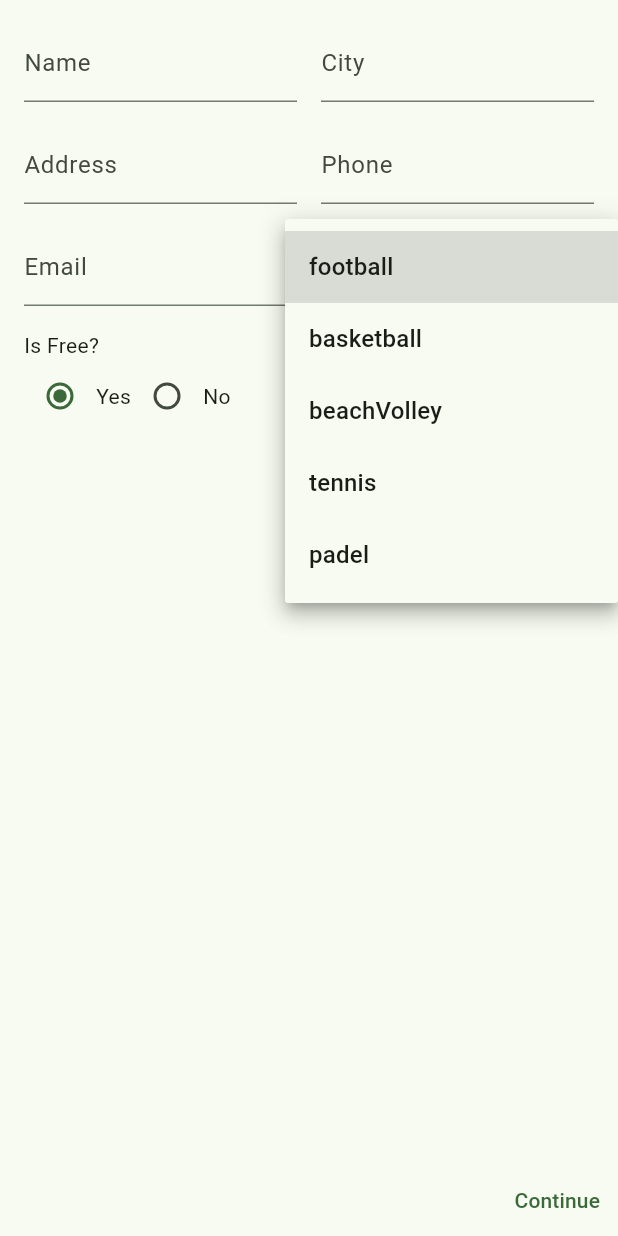
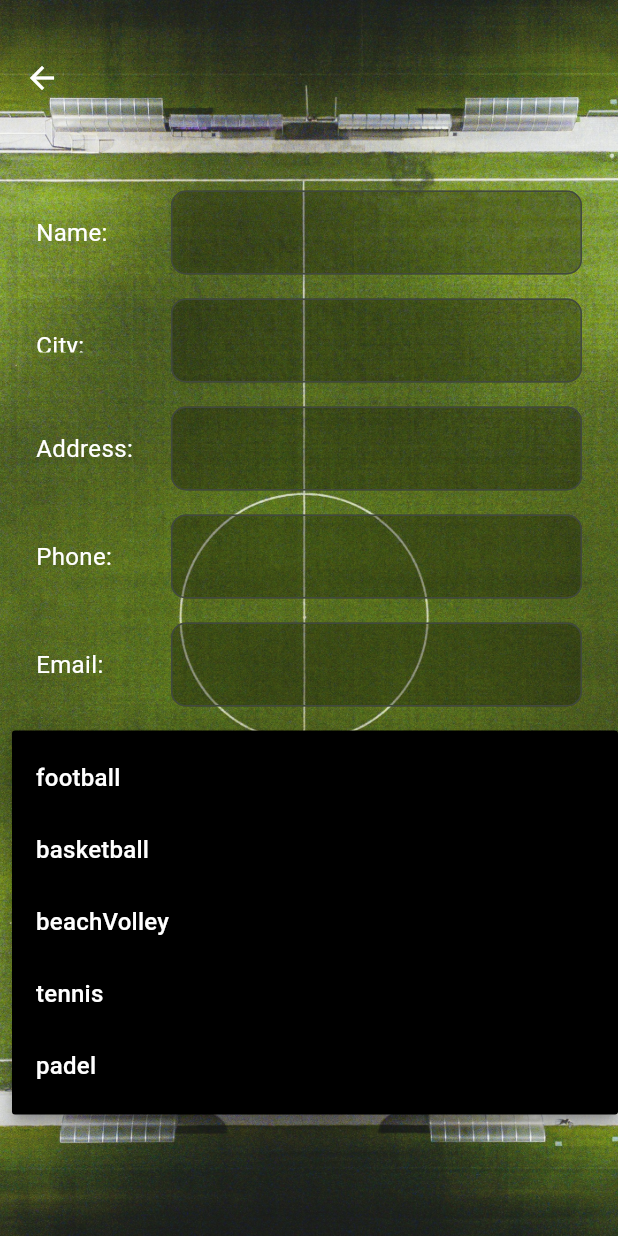
Before and after one commit to 24luca24/Find-The-Pitch, a Flutter app: the AddFieldScreen screen opened directly, after a tap on "Pitch Type", on a phone screen of 412 x 824 dp. Run offline on Flutter 3.47's test engine with Material 3 defaults, Android fonts, the phone set to English and light mode, and no system bars; our stand-ins replace flutter_dotenv, flutter_map, geolocator, image_picker, latlong2, logger and 1 more; accounts and stored records are empty.

Commit message:
Improving layout and fixing some logic issues. Still not perfect and not working as intended

```diff
--- a/frontend/lib/design/add_field_design.dart
+++ b/frontend/lib/design/add_field_design.dart
@@ -4,10 +4,15 @@ import 'package:frontend/constants/area_type.dart';
 import 'package:frontend/constants/pitch_type.dart';
 import 'package:frontend/constants/surface_type.dart';
 
+import '../constants/image_path.dart';
+import '../widgets/primary_button.dart';
+
 class MandatoryFieldsForm extends StatelessWidget {
   final GlobalKey<FormState> formKey;
 
   //Mandatory Fields
+  final VoidCallback onContinuePressed;
+  final VoidCallback onBackPressed;
   final TextEditingController nameController;
   final Widget Function() autocompleteCityFieldBuilder;
   final TextEditingController autocompleteCityController;
@@ -18,6 +23,7 @@ class MandatoryFieldsForm extends StatelessWidget {
   final ValueChanged<bool?> onIsFreeChanged;
   final PitchType? pitchType;
   final ValueChanged<PitchType?> onPitchTypeChanged;
+  final Widget? customCityField;
 
   const MandatoryFieldsForm({
     super.key,
@@ -32,71 +38,145 @@ class MandatoryFieldsForm extends StatelessWidget {
     required this.pitchType,
     required this.onIsFreeChanged,
     required this.onPitchTypeChanged,
+    required this.onContinuePressed,
+    required this.onBackPressed,
+    required this.customCityField,
   });
 
   @override
   Widget build(BuildContext context) {
-    return Form(
+    return Stack(
+      children: [
+        // Background
+        Opacity(
+          opacity: 0.9,
+          child: Image.asset(
+            ImagePath.background_registration, //TODO: change image
+            fit: BoxFit.cover,
+            width: double.infinity,
+            height: double.infinity,
+          ),
+        ),
+
+        // Back button
+        Positioned(
+          top: 40,
+          left: 16,
+          child: GestureDetector(
+            onTap: onBackPressed,
+            child: const Icon(Icons.arrow_back, color: Colors.white),
+          ),
+        ),
+
+        // Form content
+        Center(
+          child: SingleChildScrollView(
+            padding: const EdgeInsets.symmetric(horizontal: 24),
+            child: ConstrainedBox(
+              constraints: const BoxConstraints(maxWidth: 450),
+              child: Form(
                 key: formKey,
-      child: SingleChildScrollView(
-        padding: const EdgeInsets.all(16),
                 child: Column(
+                  mainAxisSize: MainAxisSize.min,
                   children: [
-            GridView.count(
-              crossAxisCount: 2,
-              crossAxisSpacing: 16,
-              mainAxisSpacing: 16,
-              childAspectRatio: 3.5,
-              shrinkWrap: true,
-              physics: const NeverScrollableScrollPhysics(),
+                    _buildLabeledField("Name", nameController, validator: validatorName),
+                    customCityField ?? _buildLabeledField("City", autocompleteCityController),
+                    _buildLabeledField("Address", addressController, validator: validatorAddress),
+                    _buildLabeledField("Phone", phoneController, validator: validatorPhone),
+                    _buildLabeledField("Email", mailController, validator: validatorMail),
+                    const SizedBox(height: 12),
+
+                    _buildDropdown(),
+
+                    const SizedBox(height: 12),
+                    _buildRadioGroup(),
+
+                    const SizedBox(height: 24),
+                    PrimaryButton(
+                      text: "Continue",
+                      onPressed: () {
+                        FocusScope.of(context).unfocus(); // Hide keyboard
+                        if (formKey.currentState!.validate()) {
+                          onContinuePressed();
+                        }
+                      },
+                    ),
+                  ],
+                ),
+              ),
+            ),
+          ),
+        ),
+      ],
+    );
+  }
+
+  Widget _buildLabeledField(
+      String label,
+      TextEditingController controller, {
+        bool obscure = false,
+        String? Function(String?)? validator,
+      }) {
+    return Padding(
+      padding: const EdgeInsets.symmetric(vertical: 8),
+      child: Row(
+        crossAxisAlignment: CrossAxisAlignment.center,
         children: [
-                TextFormField(
-                  controller: nameController,
-                  decoration: const InputDecoration(labelText: 'Name'),
-                  validator: validatorName,
+          SizedBox(
+            width: 90,
+            child: Text(
+              "$label:",
+              style: const TextStyle(color: Colors.white, fontSize: 16),
             ),
-                TextFormField(
-                  controller: autocompleteCityController,
-                  decoration: const InputDecoration(labelText: 'City'),
-                  validator: validatorAutocompletionCity,
           ),
-                TextFormField(
-                  controller: addressController,
-                  decoration: const InputDecoration(labelText: 'Address'),
-                  validator: validatorAddress,
+          Expanded(
+            child: TextFormField(
+              controller: controller,
+              obscureText: obscure,
+              validator: validator,
+              autovalidateMode: AutovalidateMode.onUserInteraction,
+              style: const TextStyle(color: Colors.white),
+              decoration: InputDecoration(
+                filled: true,
+                fillColor: Colors.black.withOpacity(0.3),
+                border: OutlineInputBorder(
+                  borderRadius: BorderRadius.circular(10),
                 ),
-                TextFormField(
-                  controller: phoneController,
-                  decoration: const InputDecoration(labelText: 'Phone'),
-                  validator: validatorPhone,
               ),
-                TextFormField(
-                  controller: mailController,
-                  decoration: const InputDecoration(labelText: 'Email'),
-                  validator: validatorMail,
             ),
-                DropdownButtonFormField<PitchType>(
+          ),
+        ],
+      ),
+    );
+  }
+
+  Widget _buildDropdown() {
+    return DropdownButtonFormField<PitchType>(
       value: pitchType,
-                  decoration: const InputDecoration(labelText: 'Pitch Type'),
+      dropdownColor: Colors.black,
+      decoration: InputDecoration(
+        labelText: "Pitch Type",
+        labelStyle: const TextStyle(color: Colors.white),
+        filled: true,
+        fillColor: Colors.black.withOpacity(0.3),
+        border: OutlineInputBorder(borderRadius: BorderRadius.circular(10)),
+      ),
       items: PitchType.values.map((type) {
         return DropdownMenuItem(
           value: type,
-                      child: Text(type.name),
+          child: Text(type.name, style: const TextStyle(color: Colors.white)),
         );
       }).toList(),
       onChanged: onPitchTypeChanged,
-                  validator: (value) =>
-                  value == null ? 'Select pitch type' : null,
-                ),
-              ],
-            ),
-            const SizedBox(height: 16),
-            Align(
-              alignment: Alignment.centerLeft,
-              child: Column(
+      validator: (value) => value == null ? 'Select pitch type' : null,
+    );
+  }
+
+  Widget _buildRadioGroup() {
+    return Column(
       crossAxisAlignment: CrossAxisAlignment.start,
       children: [
-                  const Text('Is Free?'),
+        const Text('Is Free?', style: TextStyle(color: Colors.white)),
         Row(
           children: [
             Radio<bool>(
@@ -104,25 +184,23 @@ class MandatoryFieldsForm extends StatelessWidget {
               groupValue: isFree,
               onChanged: onIsFreeChanged,
             ),
-                      const Text('Yes'),
+            const Text('Yes', style: TextStyle(color: Colors.white)),
             Radio<bool>(
               value: false,
               groupValue: isFree,
               onChanged: onIsFreeChanged,
             ),
-                      const Text('No'),
+            const Text('No', style: TextStyle(color: Colors.white)),
           ],
         ),
       ],
-              ),
-            ),
-          ],
-        ),
-      ),
     );
   }
 }
 
+  //VALIDATORS
+
+    //Name
     String? validatorName(String? name) {
       if (name == null || name
           .trim()
@@ -132,6 +210,7 @@ class MandatoryFieldsForm extends StatelessWidget {
       return null;
     }
 
+    //City
     String? validatorAutocompletionCity(String? city) {
       if (city == null || city
           .trim()
@@ -141,6 +220,7 @@ class MandatoryFieldsForm extends StatelessWidget {
       return null;
     }
 
+    //Address
     String? validatorAddress(String? address) {
       if (address == null || address
           .trim()
@@ -154,6 +234,7 @@ class MandatoryFieldsForm extends StatelessWidget {
       return null;
     }
 
+    //Phone
     String? validatorPhone(String? phone) {
       if (phone == null || phone
           .trim()
@@ -169,7 +250,7 @@ class MandatoryFieldsForm extends StatelessWidget {
       return null;
     }
 
-
+    //Mail
     String? validatorMail(String? mail) {
       if (mail == null || mail
           .trim()
@@ -389,7 +470,29 @@ class OptionalFieldsForm extends StatelessWidget {
             ),
 
             const SizedBox(height: 24),
-            // The submit button should be in your screen widget for better control
+
+            // Buttons Row: Back and Save
+            Row(
+              mainAxisAlignment: MainAxisAlignment.spaceBetween,
+              children: [
+                IconButton(
+                  icon: const Icon(Icons.arrow_back),
+                  onPressed: () => Navigator.pop(context),
+                  tooltip: 'Back',
+                ),
+                ElevatedButton(
+                  onPressed: () {
+                    if (formKey.currentState!.validate()) {
+                      // Save logic here or callback to parent
+                      ScaffoldMessenger.of(context).showSnackBar(
+                        SnackBar(content: Text('Optional fields saved')),
+                      );
+                    }
+                  },
+                  child: const Text('Save'),
+                ),
+              ],
+            ),
           ],
         ),
       ),
--- a/frontend/lib/design/welcome_design.dart
+++ b/frontend/lib/design/welcome_design.dart
@@ -39,7 +39,7 @@ class WelcomeDesign extends StatelessWidget {
                 const Text(
                   "Welcome to Find the Pitch!",
                   style: TextStyle(
-                    fontSize: 56,
+                    fontSize: 40,
                     fontWeight: FontWeight.bold,
                     color: Colors.white,
                     shadows: [
--- a/frontend/lib/main.dart
+++ b/frontend/lib/main.dart
@@ -1,14 +1,14 @@
 import 'package:flutter/material.dart';
-import 'package:frontend/screens/register_screen.dart';
+import 'package:flutter_dotenv/flutter_dotenv.dart'; // <-- Important
 import 'package:frontend/screens/welcome_screen.dart';
 
-void main() {
+Future<void> main() async {
+  WidgetsFlutterBinding.ensureInitialized();
+  await dotenv.load(); // <-- Ensure this is called BEFORE accessing env vars
 
-  //Function that lunch the app -> takes a widget (UI component) and renders it on the screen
   runApp(const MyApp());
 }
 
-//StateLess Widget -> its content does not change
 class MyApp extends StatelessWidget {
   const MyApp({super.key});
 
--- a/frontend/lib/screens/add_field_screen.dart
+++ b/frontend/lib/screens/add_field_screen.dart
@@ -21,7 +21,7 @@ class _AddFieldScreenState extends State<AddFieldScreen> {
   String? _createdFieldId;
 
   //Handle page management (Add field has 2 page, one with mandatory fields, one with optional ones)
-  final PageController _pageController = PageController();
+  late PageController _pageController = PageController();
   int _currentPage = 0;
 
   //Validate form input for each step
@@ -53,19 +53,25 @@ class _AddFieldScreenState extends State<AddFieldScreen> {
   final List<File> _images = [];
 
   //Method to change page: move from step 1 to step 2 if form is valid and submit everything if already on step 2
-  void _nextPage() {
-    if(_currentPage == 0) {
-      _continueFromMandatoryFields();
-      _pageController.animateToPage(_currentPage + 1, duration: Duration(milliseconds: 300), curve: Curves.ease);
+  Future<void> _nextPage() async {
+    if (_currentPage == 0) {
+      final success = await _continueFromMandatoryFields();
+      if (success) {
         setState(() {
           _currentPage = 1;
         });
+        _pageController.animateToPage(
+          _currentPage,
+          duration: const Duration(milliseconds: 300),
+          curve: Curves.ease,
+        );
+      }
     }
   }
 
   //Function to validate the first part of the form and create a field
   //Stores the created field's ID needed for uploading images in step 2
-  Future<void> _continueFromMandatoryFields() async {
+  Future<bool> _continueFromMandatoryFields() async {
     if (_formKeyMandatory.currentState?.validate() ?? false) {
       try {
         final createdField = await FieldService.createField(
@@ -82,10 +88,15 @@ class _AddFieldScreenState extends State<AddFieldScreen> {
           _createdFieldId = createdField.id;
         });
 
+        return true; //success
       } catch (e) {
-        ScaffoldMessenger.of(context).showSnackBar(SnackBar(content: Text('Error creating field: $e')));
+        ScaffoldMessenger.of(context).showSnackBar(
+          SnackBar(content: Text('Error creating field: $e')),
+        );
+        return false; //failure
       }
     }
+    return false; //form validation failed
   }
 
   //Function to update the instance field created (adding optional fields)
@@ -123,11 +134,15 @@ class _AddFieldScreenState extends State<AddFieldScreen> {
 
   //Method to go from step 2 to step 1
   void _previousPage() {
-    if(_currentPage == 1) {
-      _pageController.animateToPage(_currentPage - 1, duration: Duration(milliseconds: 300), curve: Curves.ease);
+    if (_currentPage == 1) {
       setState(() {
         _currentPage = 0;
       });
+      _pageController.animateToPage(
+        _currentPage,
+        duration: const Duration(milliseconds: 300),
+        curve: Curves.ease,
+      );
     }
   }
 
@@ -251,6 +266,7 @@ class _AddFieldScreenState extends State<AddFieldScreen> {
         children: [
           const SizedBox(
             width: 90,
+            height: 16,
             child: Text(
               "City:",
               style: TextStyle(color: Colors.white, fontSize: 16),
@@ -316,6 +332,7 @@ class _AddFieldScreenState extends State<AddFieldScreen> {
   void initState() {
     super.initState();
     _autocompleteCityController = TextEditingController();
+    _pageController = PageController();
   }
 
   //Release resources of used elements
@@ -334,10 +351,14 @@ class _AddFieldScreenState extends State<AddFieldScreen> {
   }
 
   @override
-  Widget build (BuildContext context) {
+  Widget build(BuildContext context) {
     return Scaffold(
-      body: _currentPage == 0
-        ? MandatoryFieldsForm(
+      body: PageView(
+        controller: _pageController,
+        physics: const NeverScrollableScrollPhysics(),
+        children: [
+          // Page 0: Mandatory Fields Form
+          MandatoryFieldsForm(
             formKey: _formKeyMandatory,
             nameController: _nameController,
             autocompleteCityController: _autocompleteCityController,
@@ -349,8 +370,13 @@ class _AddFieldScreenState extends State<AddFieldScreen> {
             pitchType: _pitchType,
             onIsFreeChanged: _handleIsFreeChanged,
             onPitchTypeChanged: _handlePitchTypeChanged,
-        )
-        : OptionalFieldsForm(
+            onContinuePressed: _nextPage,
+            onBackPressed: _previousPage,
+            customCityField: _buildAutocompleteCityField(),
+          ),
+
+          // Page 1: Optional Fields Form
+          OptionalFieldsForm(
             formKey: _formKeyOptional,
             descriptionController: _descriptionController,
             websiteController: _websiteController,
@@ -368,7 +394,7 @@ class _AddFieldScreenState extends State<AddFieldScreen> {
             onCanShowerChanged: _handleCanShowerChanged,
             onHasParkingChanged: _handleHasParkingChanged,
             onHasLightingChanged: _handleHasLightningChanged,
-          onOpeningTimeChanged:_handleOpeningTimeChanged,
+            onOpeningTimeChanged: _handleOpeningTimeChanged,
             onLunchBrakeStartChanged: _handleLunchBrakeStartChanged,
             onLunchBrakeEndChanged: _handleLunchBrakeEndChanged,
             onClosingTimeChanged: _handleClosingTimeChanged,
@@ -376,12 +402,6 @@ class _AddFieldScreenState extends State<AddFieldScreen> {
             onAreaTypeChanged: _handleAreaChanged,
             onAddImage: _handleAddImage,
           ),
-      bottomNavigationBar: Row(
-        children: [
-          if(_currentPage == 1)
-            TextButton(onPressed: _previousPage, child: Text('Back')),
-          Spacer(),
-          TextButton(onPressed: _nextPage, child: Text(_currentPage == 0 ? 'Continue' : 'Submit')),
         ],
       ),
     );
--- a/frontend/pubspec.yaml
+++ b/frontend/pubspec.yaml
@@ -73,6 +73,7 @@ flutter:
     - assets/images/welcome_background.jpg
     - assets/images/background_registration.jpg
     - assets/images/background_login.jpg
+    - .env
   # An image asset can refer to one or more resolution-specific "variants", see
   # https://flutter.dev/to/resolution-aware-images
 
```
Lines whose indentation alone changed are shown as unchanged.
